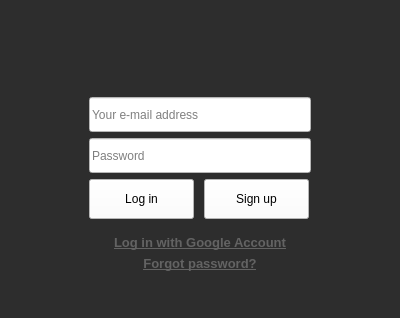
Old version of the form src/ui/linux/TogglDesktop/loginwidget.ui in the repository toggl-open-source/toggldesktop.
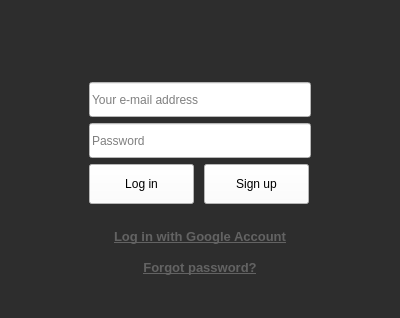
New version of the form. Icons and pictures are not drawn.

Commit message: Fixes for login view elements and positioning (linux)

Diff of the .ui file:
```diff
--- a/src/ui/linux/TogglDesktop/loginwidget.ui
+++ b/src/ui/linux/TogglDesktop/loginwidget.ui
@@ -105,10 +105,13 @@
            <property name="orientation">
             <enum>Qt::Vertical</enum>
            </property>
+           <property name="sizeType">
+            <enum>QSizePolicy::Fixed</enum>
+           </property>
            <property name="sizeHint" stdset="0">
             <size>
              <width>20</width>
-             <height>40</height>
+             <height>20</height>
             </size>
            </property>
           </spacer>
@@ -267,6 +270,12 @@
            <property name="enabled">
             <bool>true</bool>
            </property>
+           <property name="minimumSize">
+            <size>
+             <width>0</width>
+             <height>25</height>
+            </size>
+           </property>
            <property name="maximumSize">
             <size>
              <width>16777215</width>
@@ -300,6 +309,12 @@
          </item>
          <item>
           <widget class="QLabel" name="forgotPassword">
+           <property name="minimumSize">
+            <size>
+             <width>0</width>
+             <height>25</height>
+            </size>
+           </property>
            <property name="maximumSize">
             <size>
              <width>16777215</width>
```
